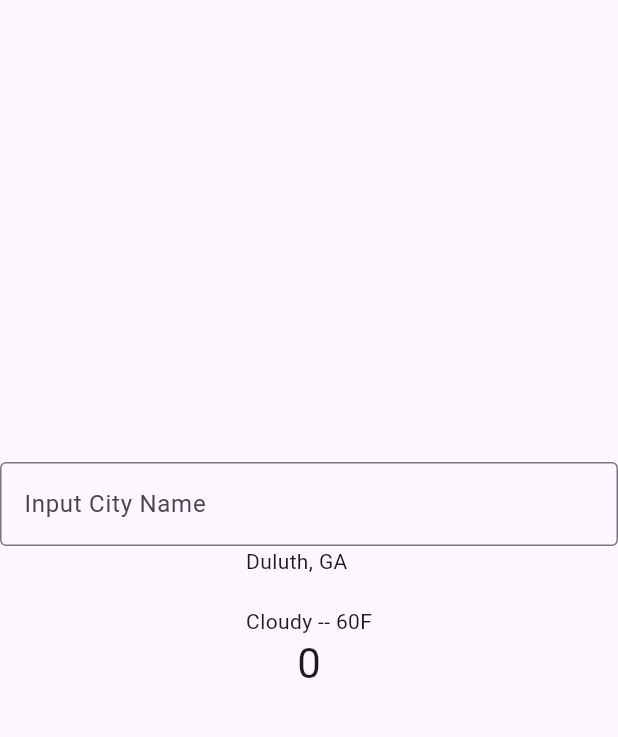
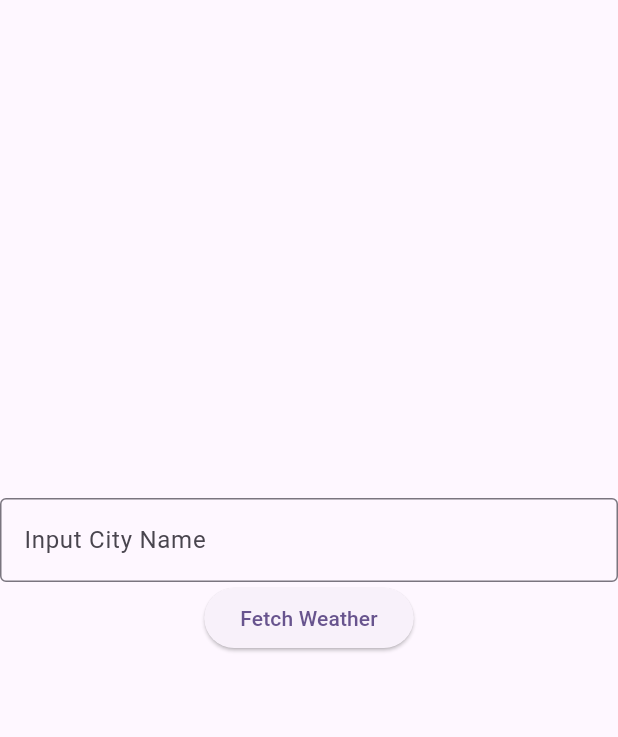
Before and after one commit to mnewby4/weather_info_app, a Flutter app: the screen it shows after launch, on a phone screen of 412 x 824 dp, the part 84-821 px from its top. Run offline on Flutter 3.47's test engine with Material 3 defaults, Android fonts, the phone set to English and light mode, and no system bars.

Commit message:
Simulated weather information via Fetch Weather Button

```diff
--- a/lib/main.dart
+++ b/lib/main.dart
@@ -1,5 +1,7 @@
+import 'dart:math';
+
 import 'package:flutter/material.dart';
-//AHHHHHHHH
+TextEditingController text1 = TextEditingController ();
 
 void main() {
   runApp(const MyApp());
@@ -57,8 +59,12 @@ class MyHomePage extends StatefulWidget {
 
 class _MyHomePageState extends State<MyHomePage> {
   int _counter = 0;
+  String _cityName = "";
+  int _temperature = 0;
+  String _condition = "";
+  List<String> weatherOptions = ["sunny", "cloudy", "rainy"];
 
-  void _incrementCounter() {
+  /*void _incrementCounter() {
     setState(() {
       // This call to setState tells the Flutter framework that something has
       // changed in this State, which causes it to rerun the build method below
@@ -66,6 +72,16 @@ class _MyHomePageState extends State<MyHomePage> {
       // _counter without calling setState(), then the build method would not be
       // called again, and so nothing would appear to happen.
       _counter++;
+    });
+  }*/
+
+  void _fetchWeather() {
+    setState(() {
+      _cityName = text1.text;
+      _temperature = Random().nextInt(15) + 15;
+      _condition = weatherOptions[Random().nextInt(weatherOptions.length)];
+      print(_cityName + '$_temperature' + _condition);
+      //Text('$_condition');
     });
   }
 
@@ -105,6 +121,7 @@ class _MyHomePageState extends State<MyHomePage> {
           // action in the IDE, or press "p" in the console), to see the
           // wireframe for each widget.
           mainAxisAlignment: MainAxisAlignment.center,
+
           children: <Widget>[
             TextField(
                 obscureText: false,
@@ -112,19 +129,17 @@ class _MyHomePageState extends State<MyHomePage> {
                   border: OutlineInputBorder(),
                   labelText: 'Input City Name',
                 ),
+                controller: text1,
             ),
-            const Text(
-              'Duluth, GA\n\nCloudy -- 60F',
-            ),
-            Text(
-              '$_counter',
-              style: Theme.of(context).textTheme.headlineMedium,
-            ),
+            //Insert display info here once simulation is complete
+            ElevatedButton(
+              onPressed: _fetchWeather,
+              child: const Text('Fetch Weather'))
           ],
         ),
       ),
       /*floatingActionButton: FloatingActionButton(
-        onPressed: _incrementCounter,
+        onPressed: _fetchWeather,
         tooltip: 'Increment',
         child: const Icon(Icons.add),
       ), // This trailing comma makes auto-formatting nicer for build methods.*/
```
